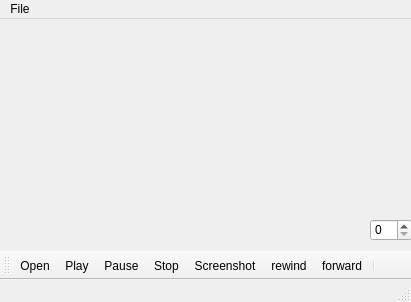
phetmanski/ROWERATOR, file Rowerator/player.ui: the form before one commit.
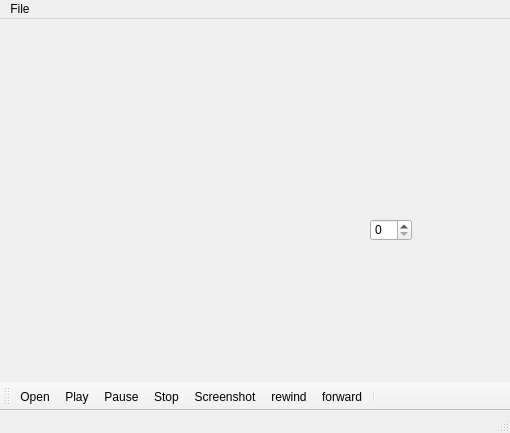
The form after the commit. Icons and pictures are not drawn.

Patch:
```diff
--- a/Rowerator/player.ui
+++ b/Rowerator/player.ui
@@ -6,8 +6,8 @@
    <rect>
     <x>0</x>
     <y>0</y>
-    <width>411</width>
-    <height>302</height>
+    <width>510</width>
+    <height>433</height>
    </rect>
   </property>
   <property name="windowTitle">
@@ -30,8 +30,8 @@
     <rect>
      <x>0</x>
      <y>0</y>
-     <width>411</width>
-     <height>21</height>
+     <width>510</width>
+     <height>26</height>
     </rect>
    </property>
    <widget class="QMenu" name="menuFile">
```
